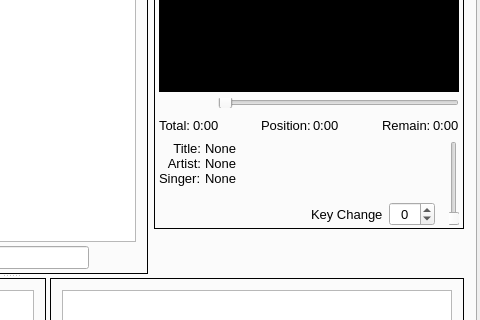
Qt form OpenKJ/mainwindow.ui (OpenKJ/OpenKJ) before a commit; both pictures show x 484 to 964 and y 165 to 485 of the 964 by 741 pixel window.
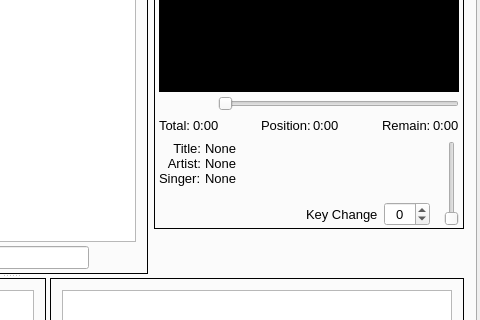
The same form after that commit. Icons and pictures are not drawn. Custom widgets are drawn as their Qt base class.

```diff
--- a/OpenKJ/mainwindow.ui
+++ b/OpenKJ/mainwindow.ui
@@ -976,7 +976,7 @@
                           <property name="maximumSize">
                            <size>
                             <width>16777215</width>
-                            <height>10</height>
+                            <height>17</height>
                            </size>
                           </property>
                           <property name="orientation">
@@ -1402,7 +1402,7 @@
                        </property>
                        <property name="maximumSize">
                         <size>
-                         <width>10</width>
+                         <width>18</width>
                          <height>16777215</height>
                         </size>
                        </property>
```
Left out of the diff: 2 changed lines with no effect on the pictures.
